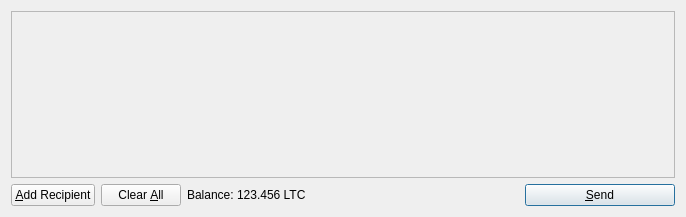
Old version of the form src/qt/forms/sendcoinsdialog.ui in the repository Simplexletalis/bacoin-v.01.
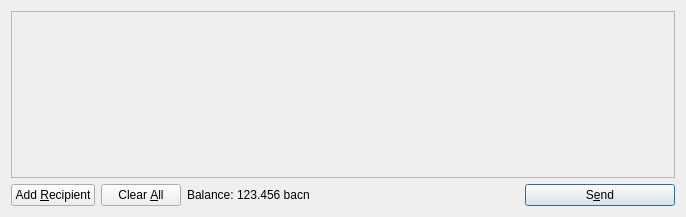
New version of the form. Icons and pictures are not drawn.

What changed in the file:
```diff
--- a/src/qt/forms/sendcoinsdialog.ui
+++ b/src/qt/forms/sendcoinsdialog.ui
@@ -64,7 +64,7 @@
         <string>Send to multiple recipients at once</string>
        </property>
        <property name="text">
-        <string>&amp;Add Recipient</string>
+        <string>Add &amp;Recipient</string>
        </property>
        <property name="icon">
         <iconset resource="../bitcoin.qrc">
@@ -119,7 +119,7 @@
           <cursorShape>IBeamCursor</cursorShape>
          </property>
          <property name="text">
-          <string>123.456 LTC</string>
+          <string>123.456 bacn</string>
          </property>
          <property name="textInteractionFlags">
           <set>Qt::LinksAccessibleByMouse|Qt::TextSelectableByKeyboard|Qt::TextSelectableByMouse</set>
@@ -153,7 +153,7 @@
         <string>Confirm the send action</string>
        </property>
        <property name="text">
-        <string>&amp;Send</string>
+        <string>S&amp;end</string>
        </property>
        <property name="icon">
         <iconset resource="../bitcoin.qrc">
```
